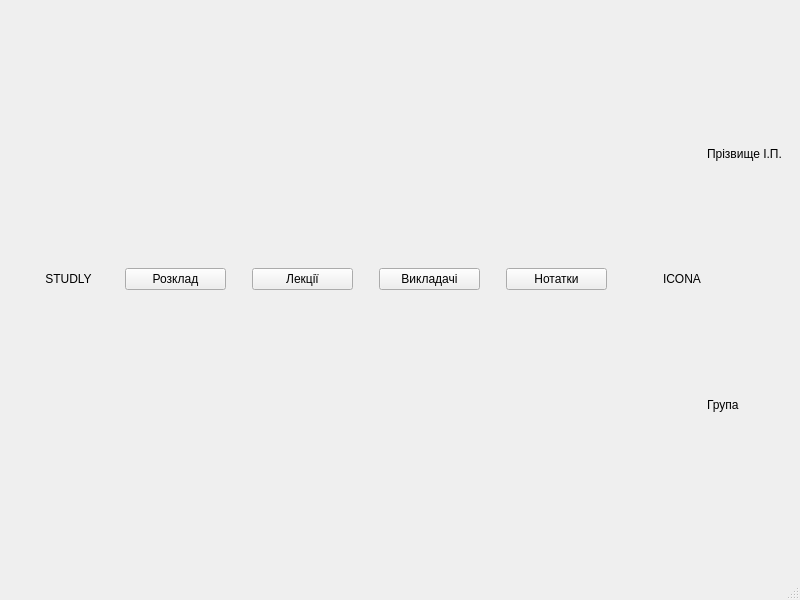
Before: the Qt Designer form studly/mainwindowteacher.ui in MykytaKa/MVP_Studly_Product, drawn with Qt 5.
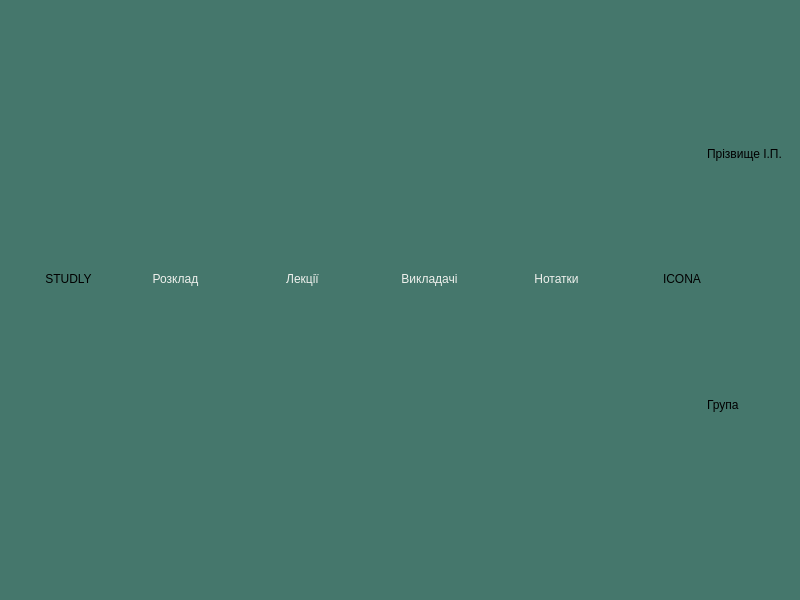
After: the same form once the commit is applied.

Patch:
```diff
--- a/studly/mainwindowteacher.ui
+++ b/studly/mainwindowteacher.ui
@@ -13,6 +13,9 @@
   <property name="windowTitle">
    <string>Teacher</string>
   </property>
+  <property name="styleSheet">
+   <string notr="true">background-color: rgb(69, 119, 108);</string>
+  </property>
   <widget class="QWidget" name="centralwidget">
    <layout class="QGridLayout" name="gridLayout">
     <item row="2" column="0">
@@ -51,6 +54,11 @@
          </item>
          <item>
           <widget class="QPushButton" name="scheduleButton">
+           <property name="styleSheet">
+            <string notr="true">border-style: solid;
+border-width: 0px;
+color: rgb(239, 241, 237);</string>
+           </property>
            <property name="text">
             <string>Розклад</string>
            </property>
@@ -74,6 +82,11 @@
          </item>
          <item>
           <widget class="QPushButton" name="lecturesButton">
+           <property name="styleSheet">
+            <string notr="true">border-style: solid;
+border-width: 0px;
+color: rgb(239, 241, 237);</string>
+           </property>
            <property name="text">
             <string>Лекції</string>
            </property>
@@ -97,6 +110,11 @@
          </item>
          <item>
           <widget class="QPushButton" name="teachersButton">
+           <property name="styleSheet">
+            <string notr="true">border-style: solid;
+border-width: 0px;
+color: rgb(239, 241, 237);</string>
+           </property>
            <property name="text">
             <string>Викладачі</string>
            </property>
@@ -120,6 +138,11 @@
          </item>
          <item>
           <widget class="QPushButton" name="notesButton">
+           <property name="styleSheet">
+            <string notr="true">border-style: solid;
+border-width: 0px;
+color: rgb(239, 241, 237);</string>
+           </property>
            <property name="text">
             <string>Нотатки</string>
            </property>
```
